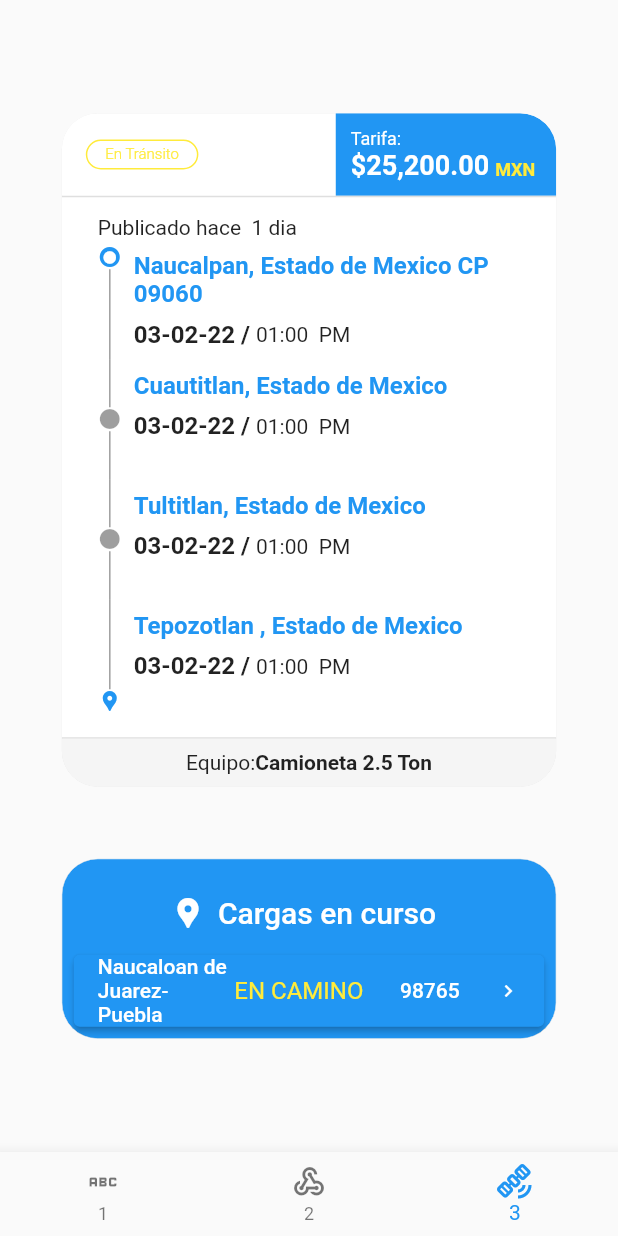
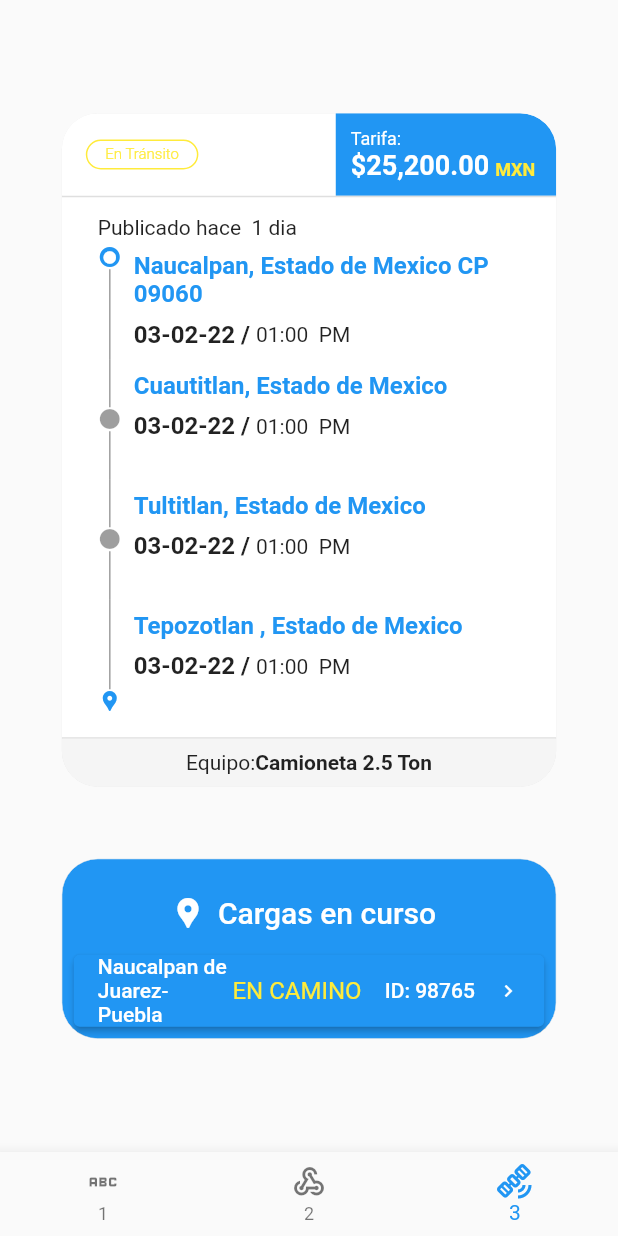
Before and after one commit to minusgat/test_traxporta, a Flutter app: the screen it shows after launch, item 3 of the bottom bar chosen, on a phone screen of 412 x 824 dp. Run offline on Flutter 3.47's test engine with Material 2 defaults, Android fonts, the phone set to English and light mode, and no system bars; our stand-ins replace equatable, flutter_bloc.

Commit message:
cleaning project

```diff
--- a/lib/features/shipment/presentation/widgets/shipment_status_button.dart
+++ b/lib/features/shipment/presentation/widgets/shipment_status_button.dart
@@ -6,8 +6,11 @@ import 'package:test_traxporta/features/shipment/domain/entities/shipment_status
 class ShipmentStatusButton extends StatelessWidget {
   ShipmentStatusButton({super.key});
 
-  final shipmentStatusDetail =
-      ShipmentStatusDetail("Naucaloan de Juarez- Puebla", "En camino", "98765");
+  final shipmentStatusDetail = ShipmentStatusDetail(
+    "Naucalpan de Juarez- Puebla",
+    "En camino",
+    "ID: 98765",
+  );
 
   @override
   Widget build(BuildContext context) {
@@ -75,18 +78,21 @@ class _BodyContainer extends StatelessWidget {
         children: [
           Flexible(
             flex: 1,
-            child: Text(shipmentStatusDetail.adress),
+            child: Center(
+              child: Text(shipmentStatusDetail.adress),
+            ),
           ),
           Expanded(
               flex: 1,
               child: Align(
                 alignment: Alignment.centerRight,
-                child: Text(
-                  shipmentStatusDetail.status.toUpperCase(),
-                  style: Theme.of(context)
-                      .textTheme
-                      .titleMedium!
-                      .copyWith(color: Colors.yellow),
+                child: Center(
+                  child: Text(
+                    shipmentStatusDetail.status.toUpperCase(),
+                    style: Theme.of(context).textTheme.titleMedium!.copyWith(
+                          color: Colors.yellow,
+                        ),
+                  ),
                 ),
               )),
           Flexible(
```
Also changed, not shown: pubspec.yaml (+1 -67 lines).
